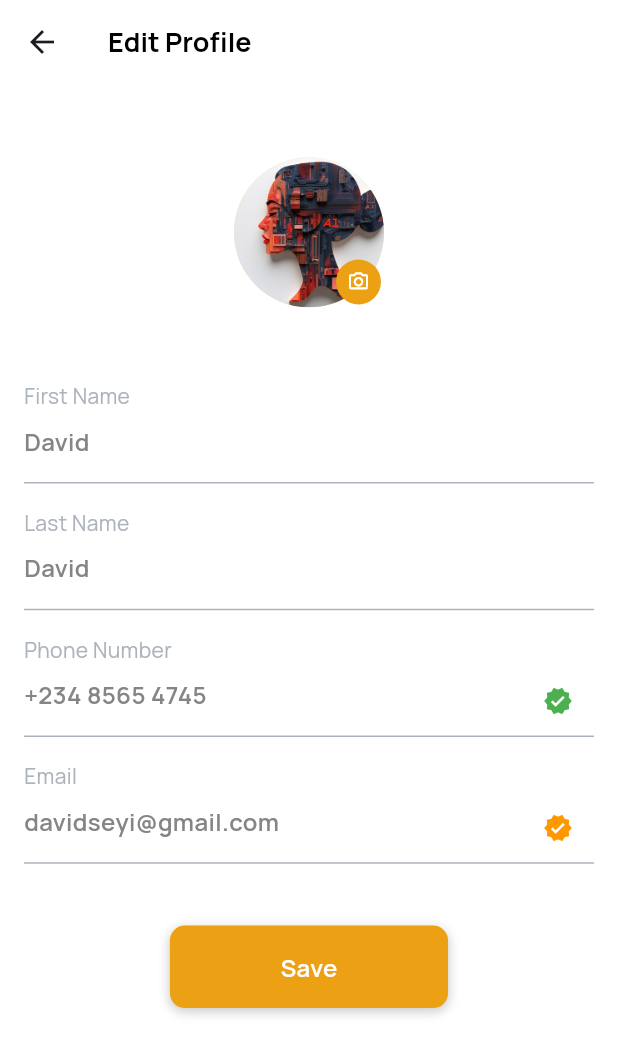
After one commit to Christentimmy/RideXpress-Driver, a Flutter app: the EditProfileScreen screen opened by its route, on a phone screen of 412 x 824 dp. The commit adds this screen. Shown: the top 1055 px of the screen. Run offline on Flutter 3.47's test engine with Material 3 defaults, Android fonts, the phone set to English and light mode, and no system bars; our stand-ins replace camera, country_code_picker, flutter_staggered_animations, font_awesome_flutter, get, google_fonts and 2 more.

Commit message:
edit-profile

```diff
--- /dev/null
+++ b/lib/app/modules/profile/views/edit_profile_screen.dart
@@ -0,0 +1,178 @@
+import 'package:flutter/material.dart';
+import 'package:get/get.dart';
+import 'package:google_fonts/google_fonts.dart';
+import 'package:ridexpressdriver/app/utils/colors.dart';
+import 'package:ridexpressdriver/app/widgets/custom_button.dart';
+import 'package:ridexpressdriver/app/widgets/custom_textfield.dart';
+
+class EditProfileScreen extends StatelessWidget {
+  const EditProfileScreen({super.key});
+
+  @override
+  Widget build(BuildContext context) {
+    return Scaffold(
+      appBar: AppBar(
+        backgroundColor: Colors.transparent,
+        title: Text(
+          'Edit Profile',
+          style: GoogleFonts.manrope(
+            fontSize: 18,
+            fontWeight: FontWeight.w700,
+            color: Colors.black,
+          ),
+        ),
+      ),
+      body: SafeArea(
+        child: SingleChildScrollView(
+          padding: const EdgeInsets.all(16),
+          child: Column(
+            crossAxisAlignment: CrossAxisAlignment.start,
+            children: [
+              SizedBox(height: Get.height * 0.04),
+              _buildStackImage(),
+              SizedBox(height: Get.height * 0.06),
+              Text(
+                "First Name",
+                style: GoogleFonts.manrope(
+                  fontSize: 14,
+                  fontWeight: FontWeight.w400,
+                  color: Color(0xFFADB3BC),
+                ),
+              ),
+              CustomTextField(
+                hintText: "David",
+                hintStyle: GoogleFonts.manrope(
+                  fontSize: 16,
+                  fontWeight: FontWeight.w600,
+                  color: Color(0xFF858585),
+                ),
+                enabledBorder: UnderlineInputBorder(
+                  borderSide: BorderSide(color: Color(0xFFADB3BC)),
+                ),
+                focusedBorder: UnderlineInputBorder(
+                  borderSide: BorderSide(color: AppColors.primaryColor),
+                ),
+              ),
+              SizedBox(height: Get.height * 0.02),
+              Text(
+                "Last Name",
+                style: GoogleFonts.manrope(
+                  fontSize: 14,
+                  fontWeight: FontWeight.w400,
+                  color: Color(0xFFADB3BC),
+                ),
+              ),
+              CustomTextField(
+                hintText: "David",
+                hintStyle: GoogleFonts.manrope(
+                  fontSize: 16,
+                  fontWeight: FontWeight.w600,
+                  color: Color(0xFF858585),
+                ),
+                enabledBorder: UnderlineInputBorder(
+                  borderSide: BorderSide(color: Color(0xFFADB3BC)),
+                ),
+                focusedBorder: UnderlineInputBorder(
+                  borderSide: BorderSide(color: AppColors.primaryColor),
+                ),
+              ),
+              SizedBox(height: Get.height * 0.02),
+              Text(
+                "Phone Number",
+                style: GoogleFonts.manrope(
+                  fontSize: 14,
+                  fontWeight: FontWeight.w400,
+                  color: Color(0xFFADB3BC),
+                ),
+              ),
+              CustomTextField(
+                hintText: "+234 8565 4745",
+                suffixIcon: Icons.verified,
+                suffixIconcolor: Colors.green,
+                hintStyle: GoogleFonts.manrope(
+                  fontSize: 16,
+                  fontWeight: FontWeight.w600,
+                  color: Color(0xFF858585),
+                ),
+                enabledBorder: UnderlineInputBorder(
+                  borderSide: BorderSide(color: Color(0xFFADB3BC)),
+                ),
+                focusedBorder: UnderlineInputBorder(
+                  borderSide: BorderSide(color: AppColors.primaryColor),
+                ),
+              ),
+              SizedBox(height: Get.height * 0.02),
+              Text(
+                "Email",
+                style: GoogleFonts.manrope(
+                  fontSize: 14,
+                  fontWeight: FontWeight.w400,
+                  color: Color(0xFFADB3BC),
+                ),
+              ),
+              CustomTextField(
+                hintText: "davidseyi@gmail.com",
+                suffixIcon: Icons.verified,
+                suffixIconcolor: Colors.orange,
+                hintStyle: GoogleFonts.manrope(
+                  fontSize: 16,
+                  fontWeight: FontWeight.w600,
+                  color: Color(0xFF858585),
+                ),
+                enabledBorder: UnderlineInputBorder(
+                  borderSide: BorderSide(color: Color(0xFFADB3BC)),
+                ),
+                focusedBorder: UnderlineInputBorder(
+                  borderSide: BorderSide(color: AppColors.primaryColor),
+                ),
+              ),
+              SizedBox(height: Get.height * 0.05),
+              Center(
+                child: CustomButton(
+                  ontap: () {},
+                  width: Get.width * 0.45,
+                  isLoading: false.obs,
+                  child: Text(
+                    "Save",
+                    style: GoogleFonts.manrope(
+                      fontSize: 16,
+                      fontWeight: FontWeight.w600,
+                      color: Colors.white,
+                    ),
+                  ),
+                ),
+              ),
+            ],
+          ),
+        ),
+      ),
+    );
+  }
+
+  Widget _buildStackImage() {
+    return Center(
+      child: Stack(
+        children: [
+          CircleAvatar(
+            radius: 50,
+            backgroundColor: Color.fromARGB(255, 255, 225, 135),
+            backgroundImage: AssetImage("assets/images/ai.jpg"),
+          ),
+          Positioned(
+            right: 2,
+            bottom: 2,
+            child: CircleAvatar(
+              radius: 15,
+              backgroundColor: AppColors.primaryColor,
+              child: Icon(
+                Icons.camera_alt_outlined,
+                color: Colors.white,
+                size: 15,
+              ),
+            ),
+          ),
+        ],
+      ),
+    );
+  }
+}
--- a/lib/app/modules/settings/views/settings_screen.dart
+++ b/lib/app/modules/settings/views/settings_screen.dart
@@ -30,6 +30,10 @@ class SettingsScreen extends StatelessWidget {
             _buildSettingItem(
               title: 'Your Info',
               subtitle: 'Account, Personal',
+              onTap: () {
+                Get.toNamed(AppRoutes.editProfileScreen);
+              },
+
             ),
             _buildSettingItem(
               title: 'Document',
@@ -47,8 +51,10 @@ class SettingsScreen extends StatelessWidget {
     required String title,
     required String subtitle,
     bool showInfo = false,
+    VoidCallback? onTap,
   }) {
     return ListTile(
+      onTap: onTap,
       leading: const Icon(Icons.person, color: Color(0xFFFFC107)),
       title: Text(
         title,
--- a/lib/app/routes/app_pages.dart
+++ b/lib/app/routes/app_pages.dart
@@ -8,6 +8,7 @@ import 'package:ridexpressdriver/app/modules/home/views/home_screen.dart';
 import 'package:ridexpressdriver/app/modules/home/views/rate_driver_screen.dart';
 import 'package:ridexpressdriver/app/modules/onboarding/views/onboarding_screen.dart';
 import 'package:ridexpressdriver/app/modules/profile/views/document_disclaimer_screen.dart';
+import 'package:ridexpressdriver/app/modules/profile/views/edit_profile_screen.dart';
 import 'package:ridexpressdriver/app/modules/profile/views/scan_screen.dart';
 import 'package:ridexpressdriver/app/modules/profile/views/select_vehicle_screen.dart';
 import 'package:ridexpressdriver/app/modules/profile/views/submit_documents_screen.dart';
@@ -70,5 +71,10 @@ class AppPages {
       name: AppRoutes.ratingStatScreen,
       page: () => RatingStatScreen(),
     ),
+    GetPage(
+      name: AppRoutes.editProfileScreen,
+      page: () => EditProfileScreen(),
+    ),
+
   ];
 }
--- a/lib/app/routes/app_routes.dart
+++ b/lib/app/routes/app_routes.dart
@@ -22,4 +22,6 @@ class AppRoutes {
   static const String acceptanceScreen = '/acceptanceScreen';
   static const String cancellationRateScreen = '/cancellationRateScreen';
   static const String ratingStatScreen = '/ratingStatScreen';
+  static const String editProfileScreen = '/editProfileScreen';
+
 }
--- a/lib/main.dart
+++ b/lib/main.dart
@@ -10,7 +10,6 @@ void main() {
 
 class MainApp extends StatelessWidget {
   const MainApp({super.key});
-
   @override
   Widget build(BuildContext context) {
     return GetMaterialApp(
```
